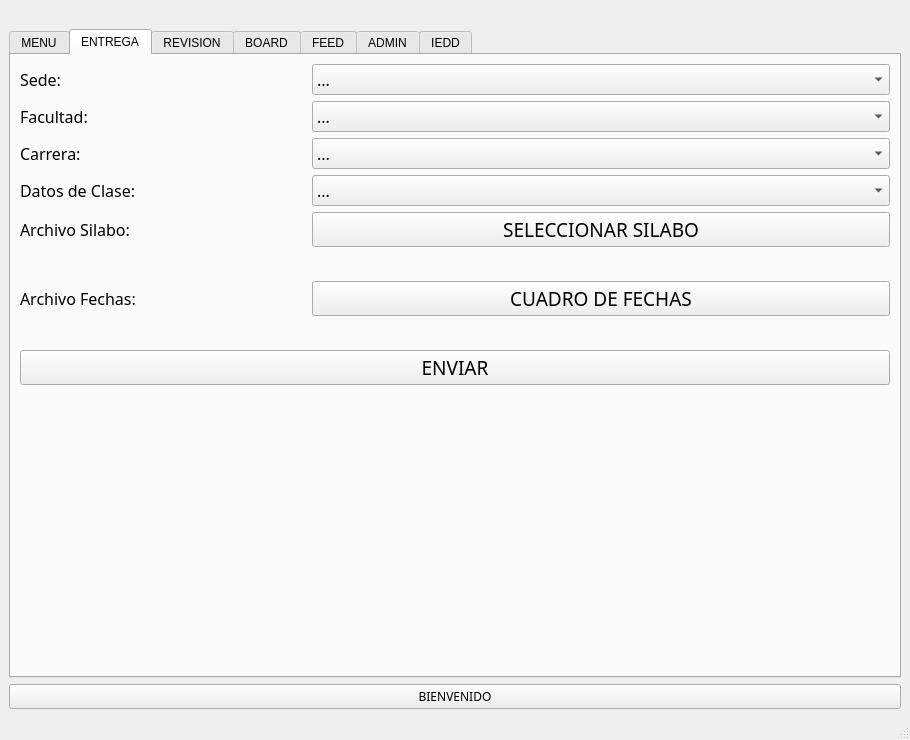
The window that Proyecto_Silabos/cframe.ui (EmaGaleas/Proyecto_BaseDatos_Silabos) describes before a commit, drawn with Qt 5.
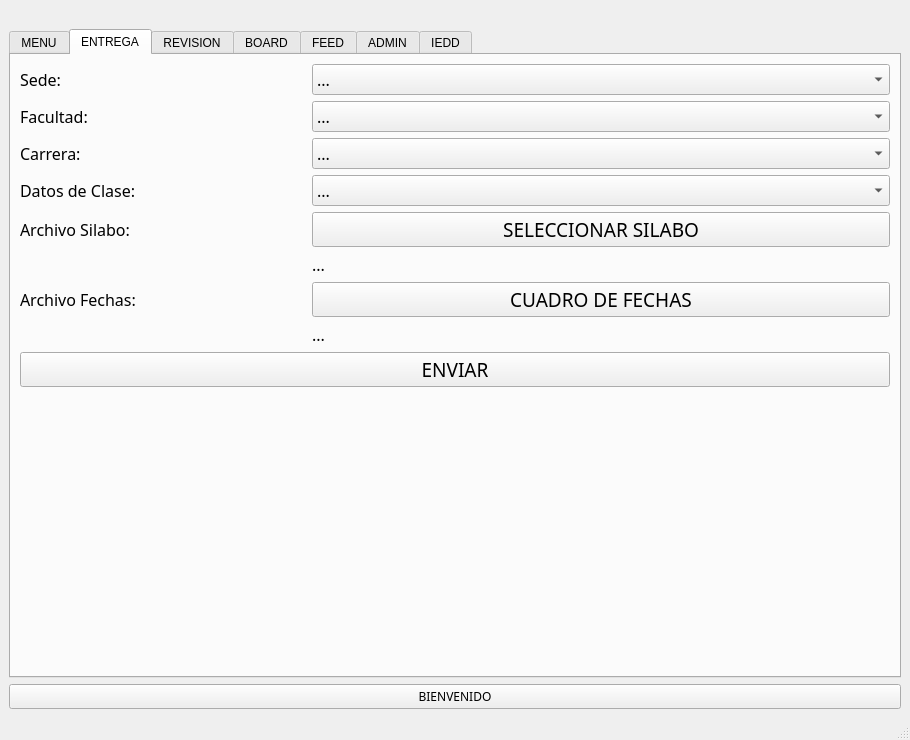
The same window after the commit.

Commit message: creacion de usuarios y cambios de contraseñas

Patch:
```diff
--- a/Proyecto_Silabos/cframe.ui
+++ b/Proyecto_Silabos/cframe.ui
@@ -405,7 +405,7 @@
            </font>
           </property>
           <property name="text">
-           <string/>
+           <string>...</string>
           </property>
          </widget>
         </item>
@@ -477,7 +477,7 @@
            </font>
           </property>
           <property name="text">
-           <string/>
+           <string>...</string>
           </property>
          </widget>
         </item>
```
Left out of the diff: 2 changed lines with no effect on the pictures. The commit also changes 2 other files.
